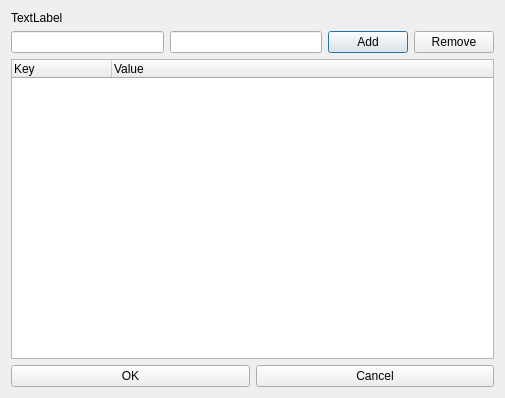
Shmuma/grain-watering, file gui/tableform.ui: the form before one commit.
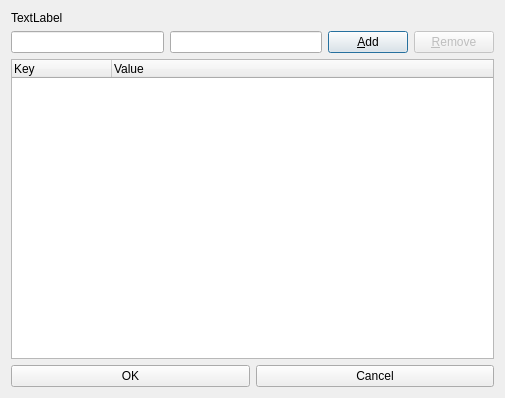
The form after the commit.

The edit to the form file:
```diff
--- a/gui/tableform.ui
+++ b/gui/tableform.ui
@@ -31,14 +31,17 @@
      <item>
       <widget class="QPushButton" name="addButton" >
        <property name="text" >
-        <string>Add</string>
+        <string>&amp;Add</string>
        </property>
       </widget>
      </item>
      <item>
       <widget class="QPushButton" name="removeButton" >
+       <property name="enabled" >
+        <bool>false</bool>
+       </property>
        <property name="text" >
-        <string>Remove</string>
+        <string>&amp;Remove</string>
        </property>
       </widget>
      </item>
```
Left out of the diff: 4 changed lines with no effect on the pictures.
